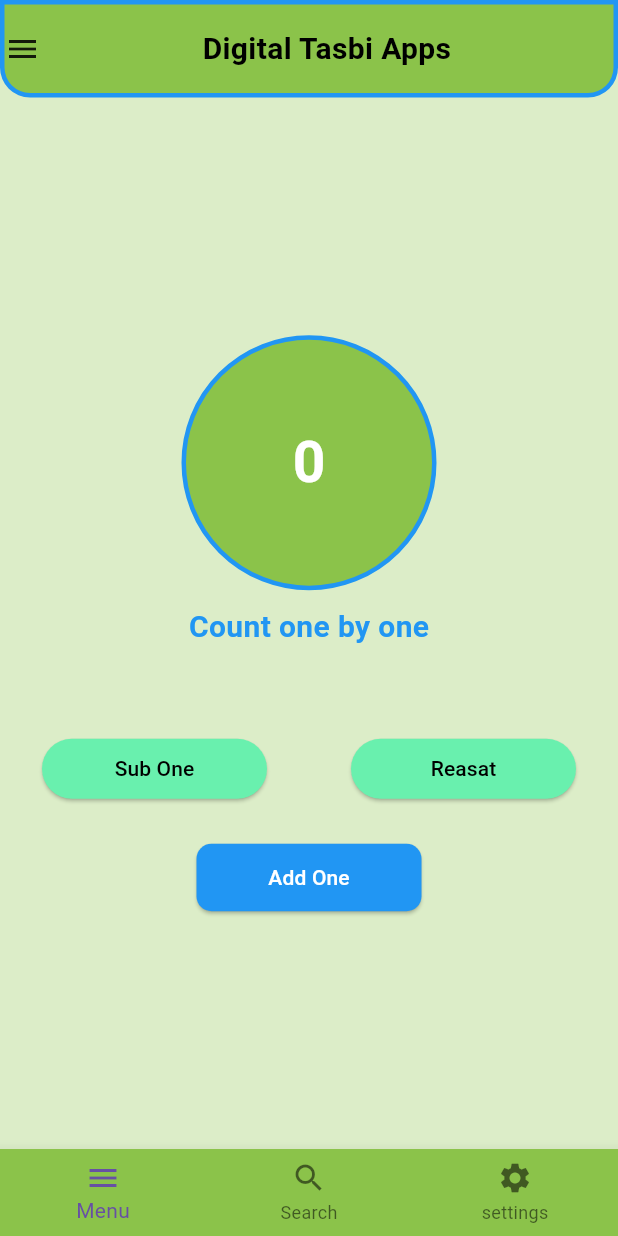
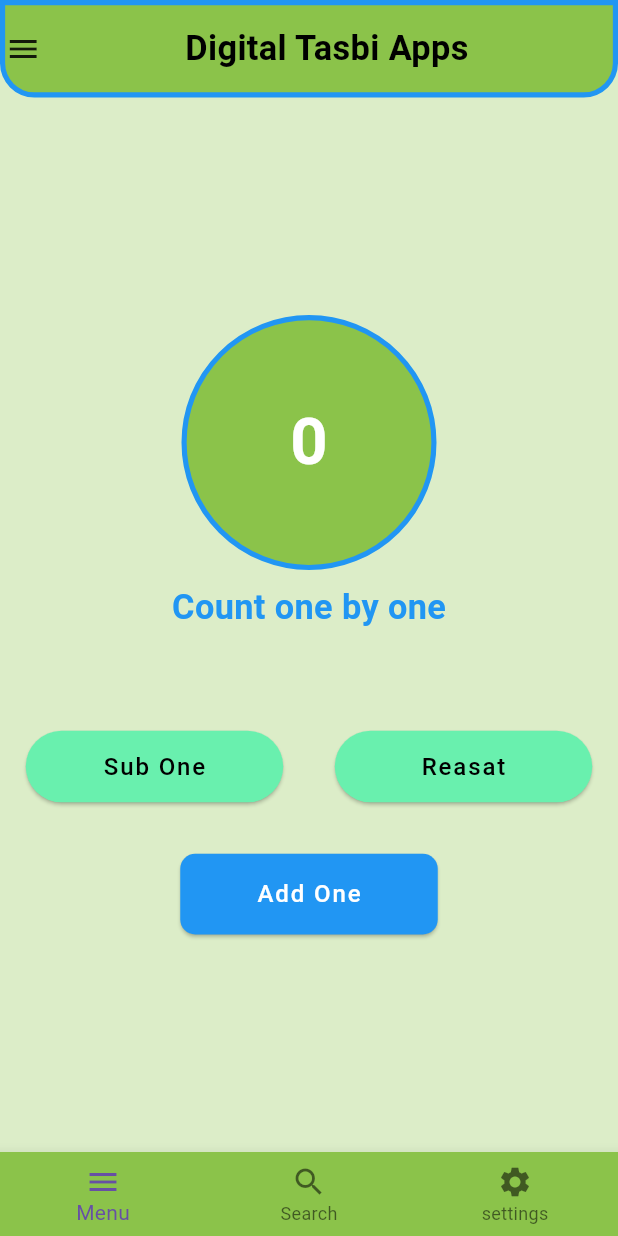
Before and after one commit to huzaifa-sani/tasbi_app, a Flutter app: the screen it shows after launch, on a phone screen of 412 x 824 dp. Run offline on Flutter 3.47's test engine with Material 3 defaults, Android fonts, the phone set to English and light mode, and no system bars; our stand-ins replace flutter_screenutil.

```diff
--- a/lib/View/home_page.dart
+++ b/lib/View/home_page.dart
@@ -1,5 +1,6 @@
 import 'package:degital_tasbi/View/widget/castom_appbar.dart';
 import 'package:flutter/material.dart';
+import 'package:flutter_screenutil/flutter_screenutil.dart';
 
 class HomePage extends StatefulWidget {
   const HomePage({super.key});
@@ -39,7 +40,7 @@ class _HomePageState extends State<HomePage> {
                         "${num}",style: TextStyle(
                           color: Colors.white,
                           fontWeight: FontWeight.bold,
-                          fontSize: 38
+                          fontSize: 38.sp
                       ),)),
 
                     ],
@@ -48,8 +49,8 @@ class _HomePageState extends State<HomePage> {
                   decoration: BoxDecoration(
 
                       color: Colors.lightGreen,
-                      borderRadius: BorderRadius.circular(100),
-                      border: Border.all(width: 3,color: Colors.blue)
+                      borderRadius: BorderRadius.circular(100.r),
+                      border: Border.all(width: 3.r,color: Colors.blue)
 
                   ),
 
@@ -58,16 +59,16 @@ class _HomePageState extends State<HomePage> {
             ],
 
           ),
-          SizedBox(height: 10,),
+          SizedBox(height: 10.r,),
 
           Text("Count one by one",style: TextStyle(
               color: Colors.blue,
               fontWeight: FontWeight.bold,
-              fontSize: 20
+              fontSize: 20.sp
 
           ),),
 
-          Padding(padding: EdgeInsets.symmetric(vertical: 30)),
+          Padding(padding: EdgeInsets.symmetric(vertical: 30.r)),
 
 
 
@@ -78,8 +79,8 @@ class _HomePageState extends State<HomePage> {
             children: [
 
               SizedBox(
-                  height: 40,
-                  width: 150,
+                  height: 40.h,
+                  width: 150.w,
                   child: ElevatedButton(
                       style: ElevatedButton.styleFrom(
                           backgroundColor: Colors.greenAccent,
@@ -102,8 +103,8 @@ class _HomePageState extends State<HomePage> {
 
                       }, child: Text("Sub One"))),
               SizedBox(
-                  height: 40,
-                  width: 150,
+                  height: 40.h,
+                  width: 150.w,
                   child: ElevatedButton(
                       style: ElevatedButton.styleFrom(
                           backgroundColor: Colors.greenAccent,
@@ -123,12 +124,12 @@ class _HomePageState extends State<HomePage> {
             ],
           ),
 
-          Padding(padding: EdgeInsets.symmetric(vertical: 15)),
+          Padding(padding: EdgeInsets.symmetric(vertical: 15.r)),
 
 
           SizedBox(
-              height: 45,
-              width: 150,
+              height: 45.h,
+              width: 150.w,
               child: ElevatedButton(
 
 
--- a/lib/View/widget/castom_appbar.dart
+++ b/lib/View/widget/castom_appbar.dart
@@ -1,4 +1,5 @@
 import 'package:flutter/material.dart';
+import 'package:flutter_screenutil/flutter_screenutil.dart';
 class CastomAppba extends StatelessWidget {
   const CastomAppba({super.key});
 
@@ -6,8 +7,8 @@ class CastomAppba extends StatelessWidget {
   Widget build(BuildContext context) {
     return Container(
 
-      height: 65,
-      width: double.maxFinite,
+      height: 65.h,
+      width: double.maxFinite.w,
 
       child: Row(
 
@@ -20,7 +21,7 @@ class CastomAppba extends StatelessWidget {
               },
               child: Icon(Icons.menu)),
 
-          Expanded(child: Text("Digital Tasbi Apps",textAlign: TextAlign.center,style: TextStyle(color: Colors.black,fontSize: 20,fontWeight: FontWeight.bold),))
+          Expanded(child: Text("Digital Tasbi Apps",textAlign: TextAlign.center,style: TextStyle(color: Colors.black,fontSize: 20.sp,fontWeight: FontWeight.bold),))
 
 
         ],
@@ -29,10 +30,10 @@ class CastomAppba extends StatelessWidget {
       decoration: BoxDecoration(
 
         color: Colors.lightGreen,
-        border: Border.all(color: Colors.blue,width: 3),
+        border: Border.all(color: Colors.blue,width: 3.r),
         borderRadius: BorderRadius.only(
-          bottomRight: Radius.circular(20),
-          bottomLeft: Radius.circular(20)
+          bottomRight: Radius.circular(20.r),
+          bottomLeft: Radius.circular(20.r)
 
 
 
--- a/lib/main.dart
+++ b/lib/main.dart
@@ -1,6 +1,6 @@
 import 'package:degital_tasbi/View/home_page.dart';
-import 'package:degital_tasbi/View/widget/castom_appbar.dart';
 import 'package:flutter/material.dart';
+import 'package:flutter_screenutil/flutter_screenutil.dart';
 void main (){
 
   runApp(Myapps());
@@ -10,15 +10,28 @@ void main (){
 
 
 class Myapps extends StatelessWidget {
-  const Myapps({super.key});
+  const Myapps ({Key? key}) : super(key: key);
 
   @override
   Widget build(BuildContext context) {
-    return MaterialApp(
-      debugShowCheckedModeBanner: false,
-      title: "Digital Tasbi",
-      home: HomePage(),
 
+    return ScreenUtilInit(
+      designSize: const Size(360, 690),
+      minTextAdapt: true,
+      splitScreenMode: true,
+
+      builder: (_ , child) {
+        return MaterialApp(
+          debugShowCheckedModeBanner: false,
+          title: 'First Method',
+          theme: ThemeData(
+            primarySwatch: Colors.blue,
+            textTheme: Typography.englishLike2018.apply(fontSizeFactor: 1.sp),
+
+          ),
+          home: HomePage(),
+        );
+      },
     );
   }
 }
--- a/pubspec.yaml
+++ b/pubspec.yaml
@@ -34,6 +34,7 @@ dependencies:
   # The following adds the Cupertino Icons font to your application.
   # Use with the CupertinoIcons class for iOS style icons.
   cupertino_icons: ^1.0.8
+  flutter_screenutil: ^5.9.3
 
 dev_dependencies:
   flutter_test:
```
Also changed, not shown: pubspec.lock.
